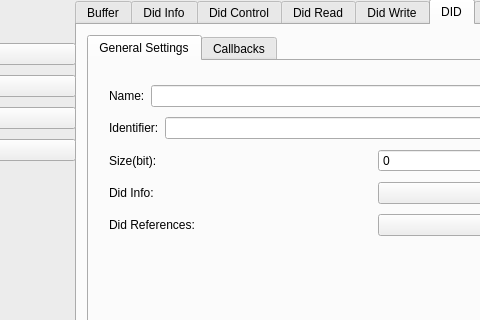
Above: gainos-tk/tool/gainos-studio/ui/forms/cd_dcm.ui from paduc77/gainos before the change; both pictures show x 375 to 855 and y 161 to 481 of the 1066 by 632 pixel window. Below: the same form after it.
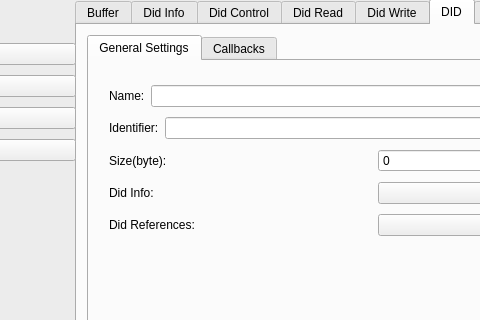
That is the form after the change. The open tabs and pages were chosen to show the change.

What changed in the file:
```diff
--- a/gainos-tk/tool/gainos-studio/ui/forms/cd_dcm.ui
+++ b/gainos-tk/tool/gainos-studio/ui/forms/cd_dcm.ui
@@ -1244,7 +1244,7 @@
            <item>
             <widget class="QLabel" name="label_10">
              <property name="text">
-              <string>Size(bit):</string>
+              <string>Size(byte):</string>
              </property>
             </widget>
            </item>
```
Left out of the diff: 86 changed lines with no effect on the pictures.
